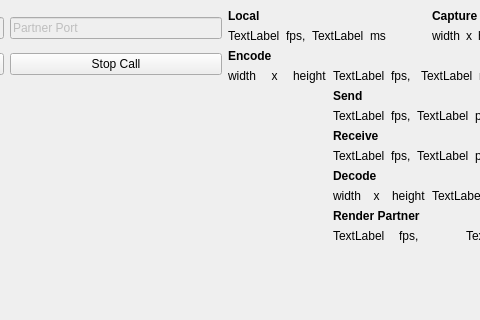
Before: the Qt Designer form src/View/MainWindow.ui in duquochuyy/sample-call, drawn with Qt 5; both pictures show x 217 to 697 and y 0 to 320 of the 818 by 477 pixel window.
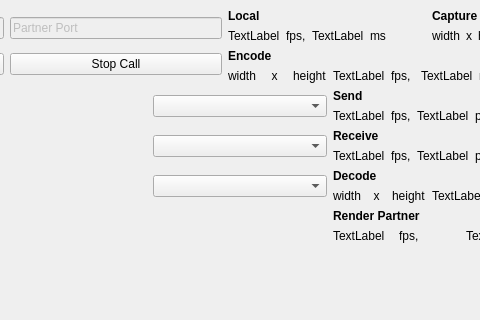
After: the same form once the commit is applied.

Patch:
```diff
--- a/src/View/MainWindow.ui
+++ b/src/View/MainWindow.ui
@@ -549,6 +549,23 @@
       </property>
      </widget>
     </item>
+    <item row="3" column="2">
+     <widget class="QComboBox" name="comboBoxBitrate">
+      <property name="placeholderText">
+       <string extracomment="Bitrate"/>
+      </property>
+     </widget>
+    </item>
+    <item row="2" column="2">
+     <widget class="QComboBox" name="comboBoxSize">
+      <property name="placeholderText">
+       <string extracomment="Size"/>
+      </property>
+     </widget>
+    </item>
+    <item row="1" column="2">
+     <widget class="QComboBox" name="comboBoxCodec"/>
+    </item>
    </layout>
   </widget>
   <widget class="QMenuBar" name="menubar">
```
